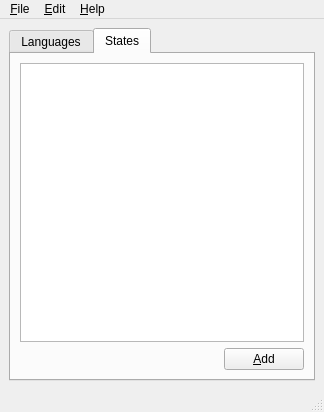
First picture: the form in mainwindow.ui, repository easai/Lang, before the edit.
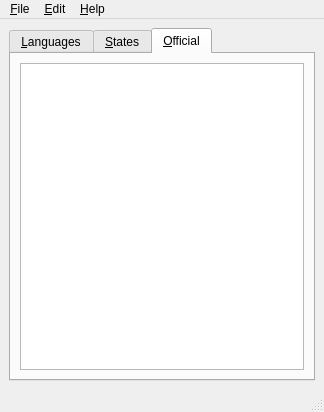
Second picture: the form after the edit.

```diff
--- a/mainwindow.ui
+++ b/mainwindow.ui
@@ -18,11 +18,11 @@
     <item>
      <widget class="QTabWidget" name="tabWidget">
       <property name="currentIndex">
-       <number>1</number>
+       <number>2</number>
       </property>
       <widget class="QWidget" name="tab_lang">
        <attribute name="title">
-        <string>Languages</string>
+        <string>&amp;Languages</string>
        </attribute>
        <layout class="QVBoxLayout" name="verticalLayout_3">
         <item>
@@ -60,7 +60,7 @@
       </widget>
       <widget class="QWidget" name="tab_states">
        <attribute name="title">
-        <string>States</string>
+        <string>&amp;States</string>
        </attribute>
        <layout class="QVBoxLayout" name="verticalLayout_5">
         <item>
@@ -96,6 +96,16 @@
         </item>
        </layout>
       </widget>
+      <widget class="QWidget" name="tab_official">
+       <attribute name="title">
+        <string>&amp;Official</string>
+       </attribute>
+       <layout class="QVBoxLayout" name="verticalLayout_6">
+        <item>
+         <widget class="QTableWidget" name="tableWidget_official"/>
+        </item>
+       </layout>
+      </widget>
      </widget>
     </item>
    </layout>
```
